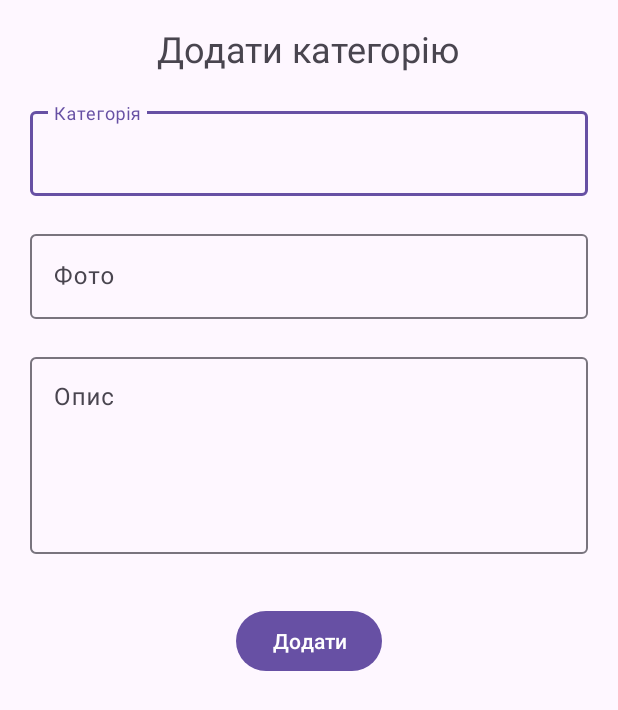
After one commit to novakvova/Android_PD123, an Android app: the CategoryCreateActivity screen opened directly, with no data from a screen before it, on a phone screen of 412 x 824 dp. The commit adds this screen. Shown: the top 710 px of the screen. Run offline under Robolectric (Android 15) with nearby library versions, the phone set to English and light mode, and no system bars.

Commit message:
Working Add category is good

```diff
--- /dev/null
+++ b/Lesson 1.Begin/app/src/main/java/com/example/storeandroid/category/CategoryCreateActivity.java
@@ -0,0 +1,69 @@
+package com.example.storeandroid.category;
+
+import androidx.appcompat.app.AppCompatActivity;
+
+import android.content.Intent;
+import android.os.Bundle;
+import android.util.Log;
+import android.view.View;
+
+import com.example.storeandroid.MainActivity;
+import com.example.storeandroid.R;
+import com.example.storeandroid.dto.category.CategoryCreateDTO;
+import com.example.storeandroid.dto.category.CategoryItemDTO;
+import com.example.storeandroid.service.ApplicationNetwork;
+import com.google.android.material.textfield.TextInputLayout;
+
+import retrofit2.Call;
+import retrofit2.Callback;
+import retrofit2.Response;
+
+public class CategoryCreateActivity extends AppCompatActivity {
+
+    TextInputLayout tlCategoryName;
+    TextInputLayout tlCategoryImage;
+    TextInputLayout tlCategoryDescription;
+    @Override
+    protected void onCreate(Bundle savedInstanceState) {
+        super.onCreate(savedInstanceState);
+        setContentView(R.layout.activity_category_create);
+
+        tlCategoryName = findViewById(R.id.tlCategoryName);
+        tlCategoryImage = findViewById(R.id.tlCategoryImage);
+        tlCategoryDescription = findViewById(R.id.tlCategoryDescription);
+    }
+
+    public void onClickCreateCategory(View view) {
+        String name = tlCategoryName.getEditText().getText().toString().trim();
+        String image = tlCategoryImage.getEditText().getText().toString().trim();
+        String description = tlCategoryDescription.getEditText().getText().toString().trim();
+
+//        Log.d("salo", "---Name---"+name);
+//        Log.d("salo", "---Image---"+image);
+//        Log.d("salo", "---Description---"+description);
+        CategoryCreateDTO dto = new CategoryCreateDTO();
+        dto.setName(name);
+        dto.setImage(image);
+        dto.setDescription(description);
+        ApplicationNetwork.getInstance()
+                .getCategoriesApi()
+                .create(dto)
+                .enqueue(new Callback<CategoryItemDTO>() {
+                    @Override
+                    public void onResponse(Call<CategoryItemDTO> call, Response<CategoryItemDTO> response) {
+                        if(response.isSuccessful()) {
+                            Intent intent = new Intent(CategoryCreateActivity.this, MainActivity.class);
+                            startActivity(intent);
+                            finish();
+                        }
+                    }
+
+                    @Override
+                    public void onFailure(Call<CategoryItemDTO> call, Throwable t) {
+
+                    }
+                });
+
+    }
+
+}
--- a/Lesson 1.Begin/app/src/main/java/com/example/storeandroid/service/ApplicationNetwork.java
+++ b/Lesson 1.Begin/app/src/main/java/com/example/storeandroid/service/ApplicationNetwork.java
@@ -1,6 +1,6 @@
 package com.example.storeandroid.service;
 
-import com.example.storeandroid.network.CategorriesApi;
+import com.example.storeandroid.network.CategoriesApi;
 
 import retrofit2.Retrofit;
 import retrofit2.converter.gson.GsonConverterFactory;
@@ -22,7 +22,7 @@ public class ApplicationNetwork {
             instance=new ApplicationNetwork();
         return instance;
     }
-    public CategorriesApi getCategoriesApi() {
-        return retrofit.create(CategorriesApi.class);
+    public CategoriesApi getCategoriesApi() {
+        return retrofit.create(CategoriesApi.class);
     }
 }
--- /dev/null
+++ b/Lesson 1.Begin/app/src/main/res/layout/activity_category_create.xml
@@ -0,0 +1,97 @@
+<?xml version="1.0" encoding="utf-8"?>
+<ScrollView xmlns:android="http://schemas.android.com/apk/res/android"
+    xmlns:app="http://schemas.android.com/apk/res-auto"
+    xmlns:tools="http://schemas.android.com/tools"
+    android:layout_width="match_parent"
+    android:layout_height="match_parent">
+
+    <androidx.constraintlayout.widget.ConstraintLayout
+        android:layout_width="match_parent"
+        android:layout_height="match_parent"
+        android:layout_marginStart="20dp"
+        android:layout_marginEnd="20dp"
+        tools:context=".category.CategoryCreateActivity">
+
+        <TextView
+            android:id="@+id/tvTitle"
+            android:layout_width="wrap_content"
+            android:layout_height="wrap_content"
+            android:layout_marginTop="16dp"
+            android:text="Додати категорію"
+            android:textSize="24dp"
+            app:layout_constraintEnd_toEndOf="parent"
+            app:layout_constraintHorizontal_bias="0.497"
+            app:layout_constraintStart_toStartOf="parent"
+            app:layout_constraintTop_toTopOf="parent" />
+
+        <com.google.android.material.textfield.TextInputLayout
+            android:id="@+id/tlCategoryName"
+            android:layout_width="match_parent"
+            android:layout_height="wrap_content"
+            android:layout_marginTop="20dp"
+            android:hint="Категорія"
+            app:layout_constraintEnd_toEndOf="parent"
+            app:layout_constraintHorizontal_bias="0.497"
+            app:layout_constraintStart_toStartOf="parent"
+            app:layout_constraintTop_toBottomOf="@id/tvTitle">
+
+            <com.google.android.material.textfield.TextInputEditText
+                android:id="@+id/txtCategoryName"
+                android:layout_width="match_parent"
+                android:layout_height="wrap_content" />
+        </com.google.android.material.textfield.TextInputLayout>
+
+
+        <com.google.android.material.textfield.TextInputLayout
+            android:id="@+id/tlCategoryImage"
+            android:layout_width="match_parent"
+            android:layout_height="wrap_content"
+            android:layout_marginTop="20dp"
+            android:hint="Фото"
+            app:layout_constraintEnd_toEndOf="parent"
+            app:layout_constraintHorizontal_bias="0.497"
+            app:layout_constraintStart_toStartOf="parent"
+            app:layout_constraintTop_toBottomOf="@id/tlCategoryName">
+
+            <com.google.android.material.textfield.TextInputEditText
+                android:id="@+id/txtCategoryImage"
+                android:layout_width="match_parent"
+                android:layout_height="wrap_content" />
+        </com.google.android.material.textfield.TextInputLayout>
+
+        <com.google.android.material.textfield.TextInputLayout
+            android:id="@+id/tlCategoryDescription"
+            android:layout_width="match_parent"
+            android:layout_height="wrap_content"
+            android:layout_marginTop="20dp"
+            android:hint="Опис"
+            app:layout_constraintEnd_toEndOf="parent"
+            app:layout_constraintHorizontal_bias="0.497"
+            app:layout_constraintStart_toStartOf="parent"
+            app:layout_constraintTop_toBottomOf="@id/tlCategoryImage">
+
+            <com.google.android.material.textfield.TextInputEditText
+                android:id="@+id/txtCategoryDescription"
+                android:layout_width="match_parent"
+                android:layout_height="wrap_content"
+                android:gravity="start"
+                android:inputType="textMultiLine"
+                android:lines="5"
+                android:maxLines="10" />
+        </com.google.android.material.textfield.TextInputLayout>
+
+        <Button
+            android:id="@+id/btnCategoryCreate"
+            android:layout_width="wrap_content"
+            android:layout_height="wrap_content"
+            android:layout_marginTop="34dp"
+            android:text="Додати"
+            android:onClick="onClickCreateCategory"
+            app:layout_constraintEnd_toEndOf="parent"
+            app:layout_constraintStart_toStartOf="parent"
+            app:layout_constraintTop_toBottomOf="@+id/tlCategoryDescription" />
+
+
+    </androidx.constraintlayout.widget.ConstraintLayout>
+
+</ScrollView>
```
Also changed, not shown: Lesson 1.Begin/app/src/main/AndroidManifest.xml (+6 -3 lines), Lesson 1.Begin/app/src/main/java/com/example/storeandroid/MainActivity.java (+8 -0 lines), Lesson 1.Begin/app/src/main/java/com/example/storeandroid/dto/category/CategoryCreateDTO.java (added, +31 -0 lines), Lesson 1.Begin/app/src/main/java/com/example/storeandroid/network/CategoriesApi.java (renamed from Lesson 1.Begin/app/src/main/java/com/example/storeandroid/network/CategorriesApi.java, +6 -1 lines), Lesson 1.Begin/app/src/main/res/layout/activity_main.xml (+15 -4 lines), 2 other files.
